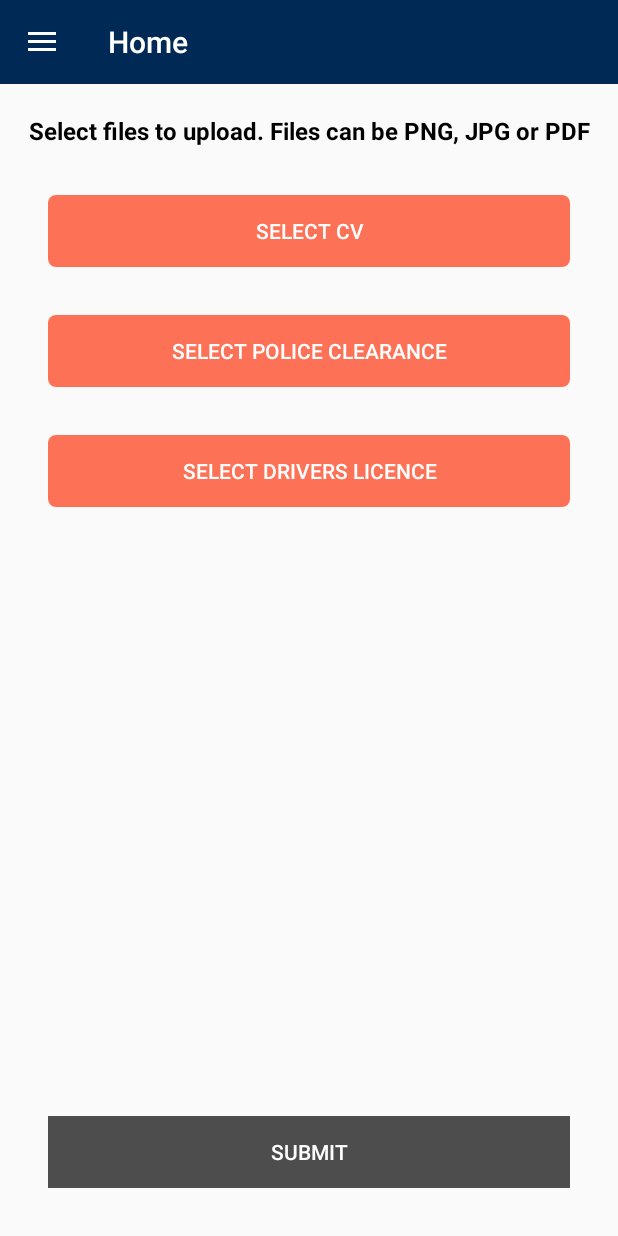
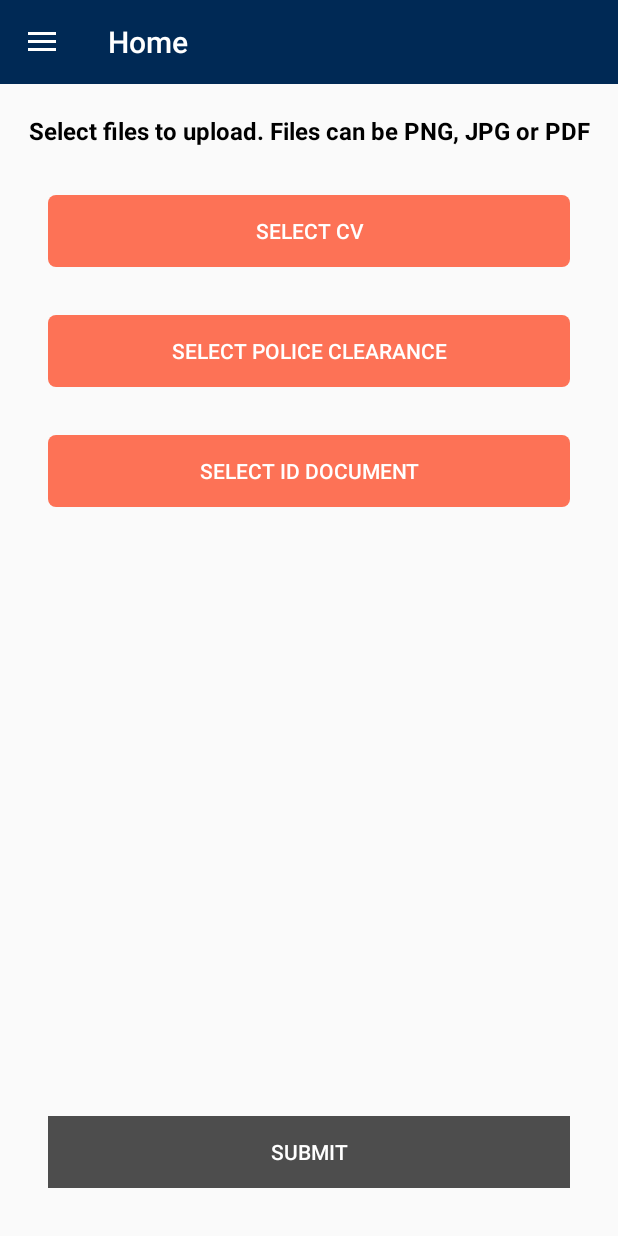
Before and after one commit to calltechdeveloper/CallTech-Android-Technician, an Android app: the fragment DocumentsFragment placed in its activity, on a phone screen of 412 x 824 dp. Run offline under Robolectric (Android 15) with nearby library versions, the phone set to English and light mode, and no system bars; our stand-ins replace Dagger/Hilt's generated code; libraries missing offline, so code that uses them is left out: com.karumi.dexter, retrofit2.adapter.rxjava, rx.android.schedulers, rx.schedulers; pictures from the network do not load; 11 statements that could not run were skipped.

Commit message:
Documents - Changed field names from driver's licence-related names to ID doc-related ones

```diff
--- a/app/src/main/java/com/calltechservice/api/ApiService.java
+++ b/app/src/main/java/com/calltechservice/api/ApiService.java
@@ -213,8 +213,8 @@ public interface ApiService {
                                                                           @Field("cv_type") String cvType,
                                                                           @Field("police_clearance") String policeClearance,
                                                                           @Field("police_clearance_type") String policeClearanceType,
-                                                                   @Field("drivers_licence") String driversLicence,
-                                                                   @Field("drivers_licence_type") String driversLicenceType);
+                                                                   @Field("id_doc") String idDoc,
+                                                                   @Field("id_doc_type") String idDocType);
 
     @FormUrlEncoded
     @POST("upload_company_docs")
--- a/app/src/main/java/com/calltechservice/ui/fragment/DocumentsFragment.java
+++ b/app/src/main/java/com/calltechservice/ui/fragment/DocumentsFragment.java
@@ -5,50 +5,33 @@ import android.content.ContentResolver;
 import android.content.Context;
 import android.content.Intent;
 import android.content.res.Resources;
-import android.database.Cursor;
+import android.graphics.text.LineBreaker;
 import android.net.Uri;
 import android.os.Build;
 import android.os.Bundle;
-import android.provider.MediaStore;
-import android.text.Layout;
-import android.text.TextUtils;
 import android.util.Base64;
 import android.view.LayoutInflater;
 import android.view.View;
 import android.view.ViewGroup;
-import android.view.Window;
-import android.view.WindowManager;
 import android.webkit.MimeTypeMap;
 import android.widget.Button;
 import android.widget.FrameLayout;
 import android.widget.TextView;
-import android.widget.Toast;
 
 import androidx.annotation.NonNull;
 import androidx.annotation.Nullable;
 import androidx.core.content.ContextCompat;
-import androidx.core.content.MimeTypeFilter;
-import androidx.fragment.app.Fragment;
-import androidx.loader.content.CursorLoader;
 
 import com.calltechservice.BaseFragment;
 import com.calltechservice.R;
-import com.facebook.common.file.FileUtils;
 import com.google.android.material.snackbar.Snackbar;
 
 import java.io.ByteArrayOutputStream;
 import java.io.File;
-import java.io.FileNotFoundException;
 import java.io.IOException;
 import java.io.InputStream;
 import java.net.ConnectException;
-import java.net.URLConnection;
-import java.nio.charset.StandardCharsets;
-import java.nio.file.Files;
 
-import okhttp3.MediaType;
-import okhttp3.MultipartBody;
-import okhttp3.RequestBody;
 import rx.android.schedulers.AndroidSchedulers;
 import rx.schedulers.Schedulers;
 
@@ -58,11 +41,11 @@ public class DocumentsFragment extends BaseFragment {
     String cvType;
     String policeClearanceFile;
     String policeClearanceType;
-    String driversLicenceFile;
-    String driversLicenceType;
+    String idFile;
+    String idType;
     private static final int PICKFILE_REQUEST_CODE_CV = 1;
     private static final int PICKFILE_REQUEST_CODE_PC = 2;
-    private static final int PICKFILE_REQUEST_CODE_DL = 3;
+    private static final int PICKFILE_REQUEST_CODE_ID = 3;
     private Button submitButton;
 
     @Nullable
@@ -94,13 +77,13 @@ public class DocumentsFragment extends BaseFragment {
         Button policeClearanceButton = view.findViewById(R.id.policeClearanceButton);
         policeClearanceButton.setOnClickListener(v -> startActivityForResult(intent, PICKFILE_REQUEST_CODE_PC));
 
-        Button driversLicenceButton = view.findViewById(R.id.driversLicenceButton);
-        driversLicenceButton.setOnClickListener(v -> startActivityForResult(intent, PICKFILE_REQUEST_CODE_DL));
+        Button idDocumentButton = view.findViewById(R.id.idDocumentButton);
+        idDocumentButton.setOnClickListener(v -> startActivityForResult(intent, PICKFILE_REQUEST_CODE_ID));
 
         submitButton = view.findViewById(R.id.submitButton);
         submitButton.setOnClickListener(v -> {
             String userId = userPref.getUser().getUserId();
-            apiService.uploadIndividualDocs(userId, cvFile, cvType, policeClearanceFile, policeClearanceType, driversLicenceFile, driversLicenceType)
+            apiService.uploadIndividualDocs(userId, cvFile, cvType, policeClearanceFile, policeClearanceType, idFile, idType)
                     .subscribeOn(Schedulers.io())
                     .observeOn(AndroidSchedulers.mainThread())
                     .doOnSubscribe(this::showProgressDialog)
@@ -126,7 +109,7 @@ public class DocumentsFragment extends BaseFragment {
                             snackBarView.getChildAt(0).setLayoutParams(params);*/
                             TextView textView = snackBarView.findViewById(com.google.android.material.R.id.snackbar_text);
                             if (Build.VERSION.SDK_INT >= Build.VERSION_CODES.M) {
-                                textView.setBreakStrategy(Layout.BREAK_STRATEGY_SIMPLE);
+                                textView.setBreakStrategy(LineBreaker.BREAK_STRATEGY_SIMPLE);
                             }
                             textView.setMaxLines(8);
                             hideProgressDialog();
@@ -162,9 +145,9 @@ public class DocumentsFragment extends BaseFragment {
                     policeClearanceFile = base64EncodeFileData(fileUri);
                     policeClearanceType = getMimeType(fileUri);
                     break;
-                case PICKFILE_REQUEST_CODE_DL:
-                    driversLicenceFile = base64EncodeFileData(fileUri);
-                    driversLicenceType = getMimeType(fileUri);
+                case PICKFILE_REQUEST_CODE_ID:
+                    idFile = base64EncodeFileData(fileUri);
+                    idType = getMimeType(fileUri);
                     break;
                 case PICKFILE_REQUEST_CODE_CV:
                 default:
@@ -179,7 +162,7 @@ public class DocumentsFragment extends BaseFragment {
     }
 
     private void checkButtonState() {
-        if (policeClearanceFile != null && driversLicenceFile != null && cvFile != null) {
+        if (policeClearanceFile != null && idFile != null && cvFile != null) {
             submitButton.setEnabled(true);
             submitButton.setBackgroundResource(R.color.colorPrimary);
         }
--- a/app/src/main/res/layout/documents_fragment.xml
+++ b/app/src/main/res/layout/documents_fragment.xml
@@ -36,11 +36,11 @@
         app:layout_constraintTop_toBottomOf="@+id/cvButton" />
 
     <Button
-        android:id="@+id/driversLicenceButton"
+        android:id="@+id/idDocumentButton"
         android:layout_width="0dp"
         android:layout_height="wrap_content"
         android:layout_margin="32dp"
-        android:text="@string/select_drivers_licence"
+        android:text="@string/select_id_number"
         app:layout_constraintEnd_toEndOf="parent"
         app:layout_constraintStart_toStartOf="parent"
         app:layout_constraintTop_toBottomOf="@+id/policeClearanceButton" />
@@ -56,7 +56,7 @@
         app:layout_constraintBottom_toTopOf="@+id/submitButton"
         app:layout_constraintEnd_toEndOf="parent"
         app:layout_constraintStart_toStartOf="parent"
-        app:layout_constraintTop_toBottomOf="@+id/driversLicenceButton"
+        app:layout_constraintTop_toBottomOf="@+id/idDocumentButton"
         tools:text="Sample text" />
 
     <Button
--- a/app/src/main/res/values/strings.xml
+++ b/app/src/main/res/values/strings.xml
@@ -246,6 +246,6 @@
     <string name="select_files_to_upload">Select files to upload. Files can be PNG, JPG or PDF</string>
     <string name="upload_cv">Select CV</string>
     <string name="select_police_clearance">Select police clearance</string>
-    <string name="select_drivers_licence">Select drivers licence</string>
+    <string name="select_id_number">Select ID document</string>
 
 </resources>
```
